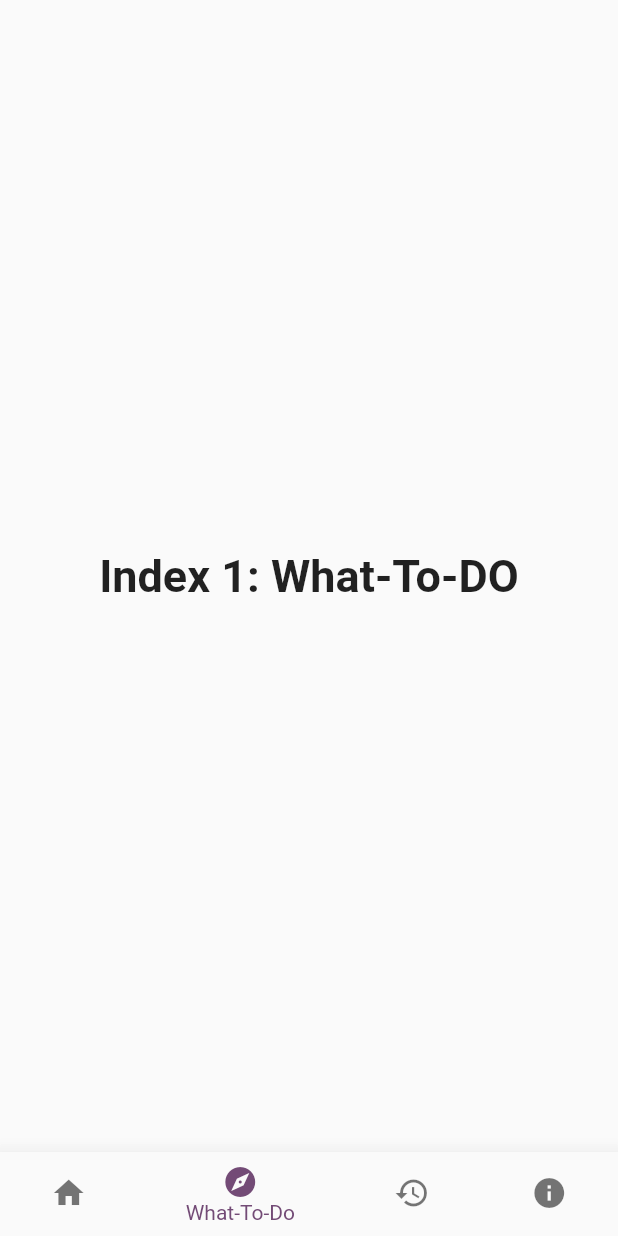
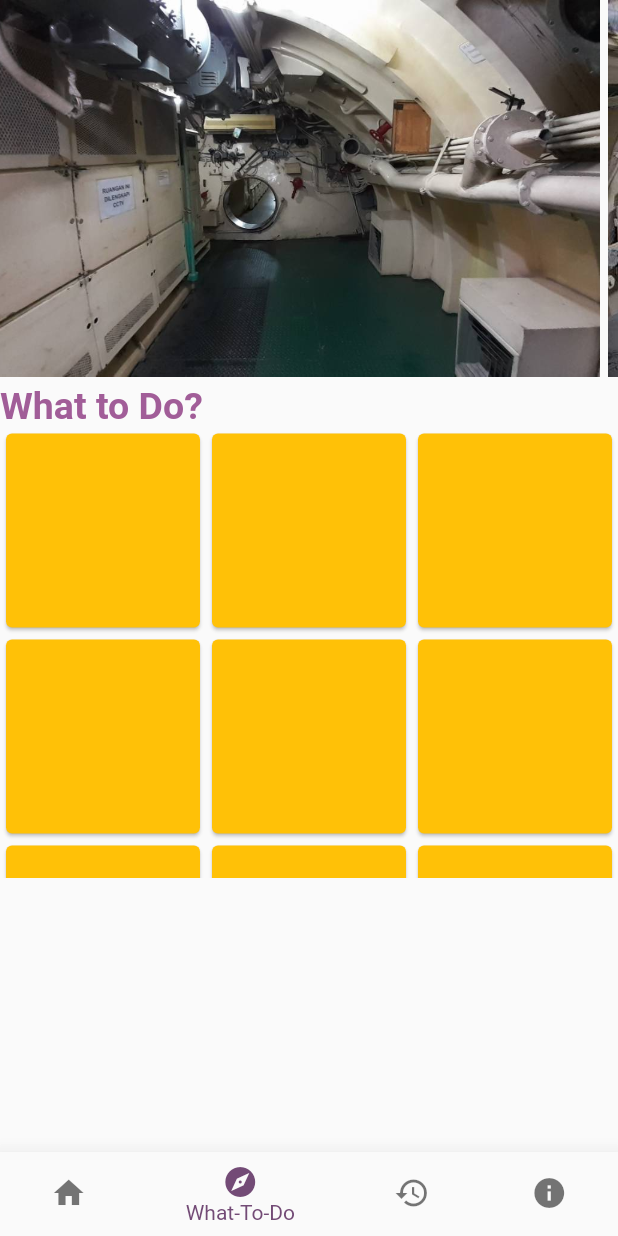
Before and after one commit to putrianna/cool_tourismapp, a Flutter app: the screen it shows after launch, item 2 of the bottom bar chosen, on a phone screen of 412 x 824 dp. Run offline on Flutter 3.47's test engine with Material 2 defaults, Android fonts, the phone set to English and light mode, and no system bars; our stand-ins replace hexcolor.

Commit message:
Update main.dart

```diff
--- a/lib/main.dart
+++ b/lib/main.dart
@@ -1,6 +1,11 @@
 import 'package:cool_tourismapp/contactus.dart';
 import 'package:cool_tourismapp/home.dart';
+import 'package:cool_tourismapp/todo.dart';
 import 'package:flutter/material.dart';
+<<<<<<< Updated upstream
+=======
+//import 'bak/app.dart';
+>>>>>>> Stashed changes
 
 void main() => runApp(MyApp());
 
@@ -32,10 +37,7 @@ class _MyStatefulWidgetState extends State<MyStatefulWidget> {
       TextStyle(fontSize: 30, fontWeight: FontWeight.bold);
   static List<Widget> _widgetOptions = <Widget>[
     Home(),
-    Text(
-      'Index 1: What-To-DO',
-      style: optionStyle,
-    ),
+    Todo(),
     Text(
       'Index 2: History',
       style: optionStyle,
```
